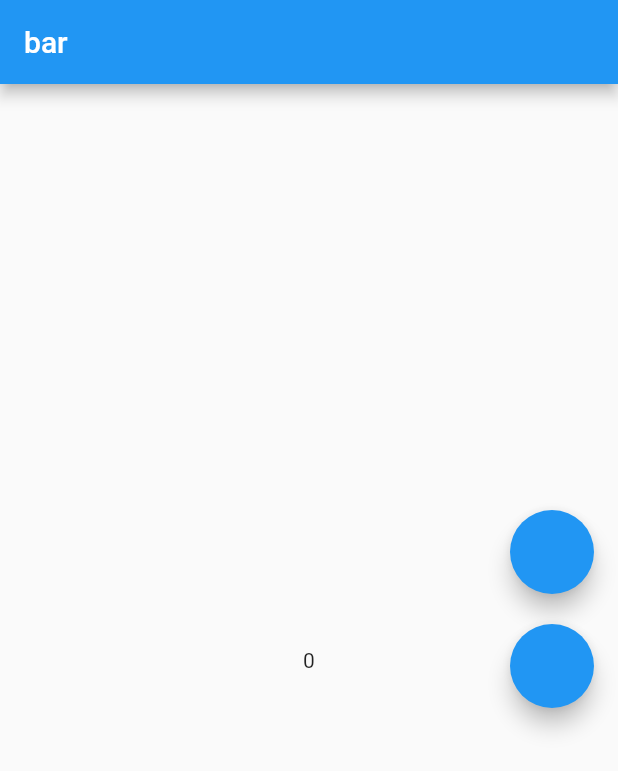
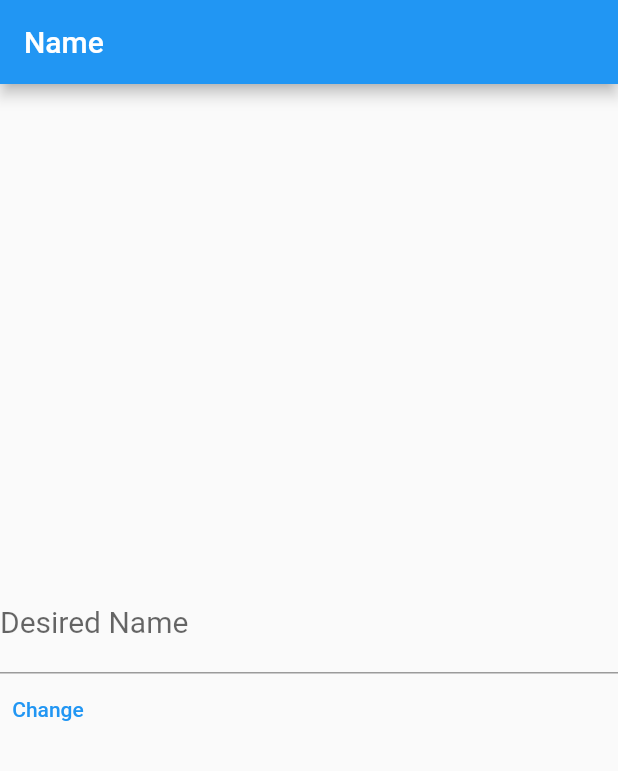
Before and after one commit to jjullimayanne/flutter-bloc, a Flutter app: the screen it shows after launch, on a phone screen of 412 x 824 dp. Shown: the top 771 px of the screen. Run offline on Flutter 3.47's test engine with Material 2 defaults, Android fonts, the phone set to English and light mode, and no system bars; our stand-ins replace flutter_bloc, sqflite; missing offline and left inert: http_interceptor; accounts and stored records are empty.

Commit message:
feat: create cubit

```diff
--- a/lib/main.dart
+++ b/lib/main.dart
@@ -1,3 +1,4 @@
+import 'package:bloc_project/name/screens/name_screen.dart';
 import 'package:bloc_project/screens/counter_page.dart';
 import 'package:bloc_project/screens/dashboard.dart';
 import 'package:bloc_project/theme/theme.dart';
@@ -15,7 +16,7 @@ class BytebankApp extends StatelessWidget {
   Widget build(BuildContext context) {
     return MaterialApp(
       theme: themeBank,
-      home: CounterPage(),
+      home: NameContainer(),
     );
   }
 }
--- /dev/null
+++ b/lib/name/cubits/name_cubit.dart
@@ -0,0 +1,8 @@
+import 'package:flutter/material.dart';
+import 'package:flutter_bloc/flutter_bloc.dart';
+
+class NameCubit extends Cubit<String> {
+  NameCubit(String name) : super(name);
+
+  void change(String name) => emit(name);
+}
--- /dev/null
+++ b/lib/name/screens/name_screen.dart
@@ -0,0 +1,93 @@
+import 'package:bloc_project/screens/name.dart';
+import 'package:flutter/material.dart';
+import 'package:flutter/src/widgets/framework.dart';
+import 'package:flutter/src/widgets/placeholder.dart';
+import 'package:flutter_bloc/flutter_bloc.dart';
+
+class NameContainer extends StatelessWidget {
+  const NameContainer({super.key});
+
+  @override
+  Widget build(BuildContext context) {
+    return BlocProvider(
+      create: (BuildContext context) => NameCubit("Julli"),
+      child: const NameView(),
+    );
+  }
+}
+
+class NameView extends StatefulWidget {
+  const NameView({super.key});
+
+  @override
+  State<NameView> createState() => _NameViewState();
+}
+
+class _NameViewState extends State<NameView>
+    with SingleTickerProviderStateMixin {
+  late AnimationController _controller;
+
+  @override
+  void initState() {
+    super.initState();
+    _controller = AnimationController(vsync: this);
+  }
+
+  @override
+  void dispose() {
+    _controller.dispose();
+    super.dispose();
+  }
+
+  @override
+  Widget build(BuildContext context) {
+    final TextEditingController textEditingController = TextEditingController();
+    final TextTheme = Theme.of(context).textTheme;
+    return Scaffold(
+      appBar: AppBar(
+        title: const Text("Name"),
+      ),
+      // body: BlocBuilder<CounterCubit, int>(
+      //   builder: (context, state) {
+      //     return Center(
+      //       child: Text("$state"),
+      //     );
+      //   },
+      // ),
+      //Center(child: Text("0")),
+      body: Column(
+        crossAxisAlignment: CrossAxisAlignment.start,
+        mainAxisAlignment: MainAxisAlignment.center,
+        children: [
+          const SizedBox(
+            height: 20,
+          ),
+          TextField(
+            controller: textEditingController,
+            decoration: const InputDecoration(
+              labelText: "Desired Name",
+            ),
+            style: TextStyle(
+              fontSize: 20,
+            ),
+          ),
+          TextButton(
+            child: Text('Change'),
+            onPressed: () {
+              final name = textEditingController.text;
+              context.read<NameCubit>().change(name);
+            },
+          ),
+          const SizedBox(
+            height: 20,
+          ),
+          // FloatingActionButton(
+          //   onPressed: () {
+          //     // context.read<CounterCubit>().decrement();
+          //   },
+          // )
+        ],
+      ),
+    );
+  }
+}
```
